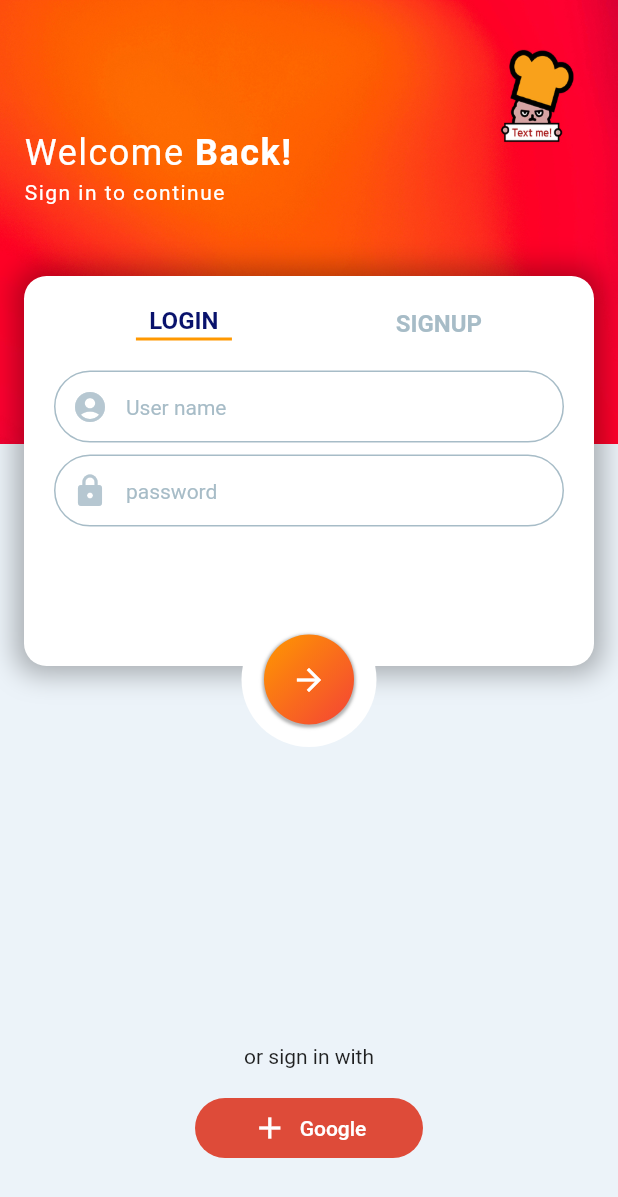
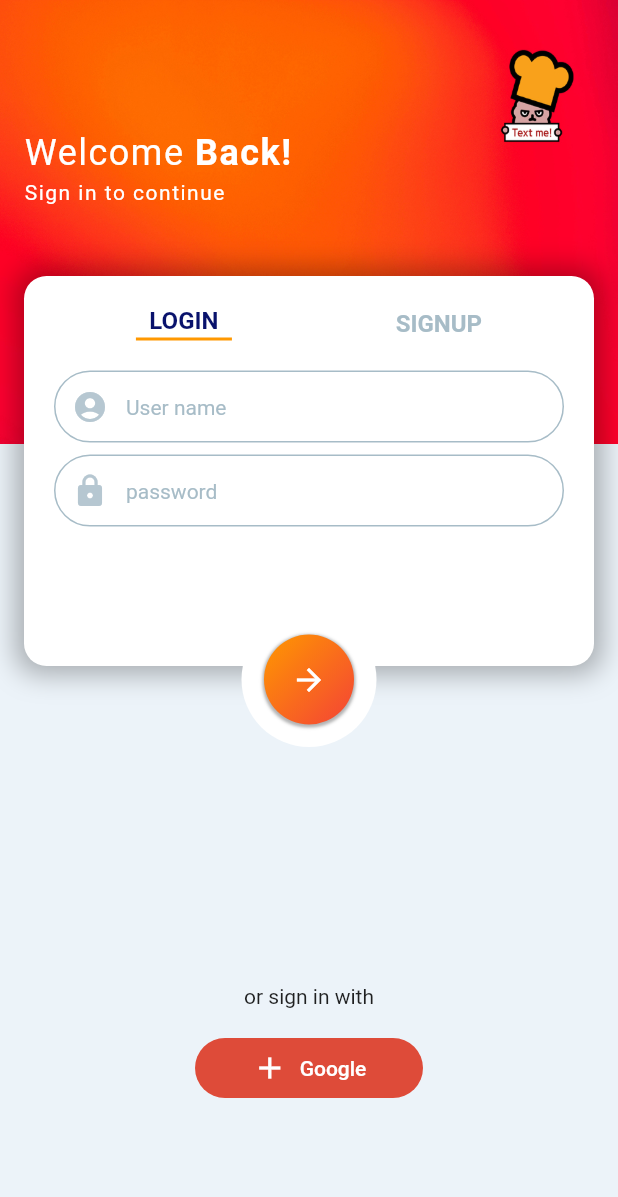
Before and after one commit to gandalgom/chef-yummy-chat, a Flutter app: the screen it shows after launch, after a tap on "LOGIN", on a phone screen of 412 x 824 dp. Shown: the top 1197 px of the screen. Run offline on Flutter 3.47's test engine with Material 2 defaults, Android fonts, the phone set to English and light mode, and no system bars.

Commit message:
구글 로그인 버튼 위치 animation 움직임 기능 추가

```diff
--- a/lib/views/login_signup.dart
+++ b/lib/views/login_signup.dart
@@ -443,8 +443,11 @@ class _LoginSignupState extends State<LoginSignup> {
                 ),
               ),
             ),
-            Positioned(
-              top: MediaQuery.of(context).size.height - 128,
+            AnimatedPositioned(
+              duration: const Duration(milliseconds: 500),
+              curve: Curves.easeIn,
+              top: isSignUp ? MediaQuery.of(context).size.height - 128
+                : MediaQuery.of(context).size.height - 168,
               left: 0.0,
               right: 0.0,
               child: Column(
```
